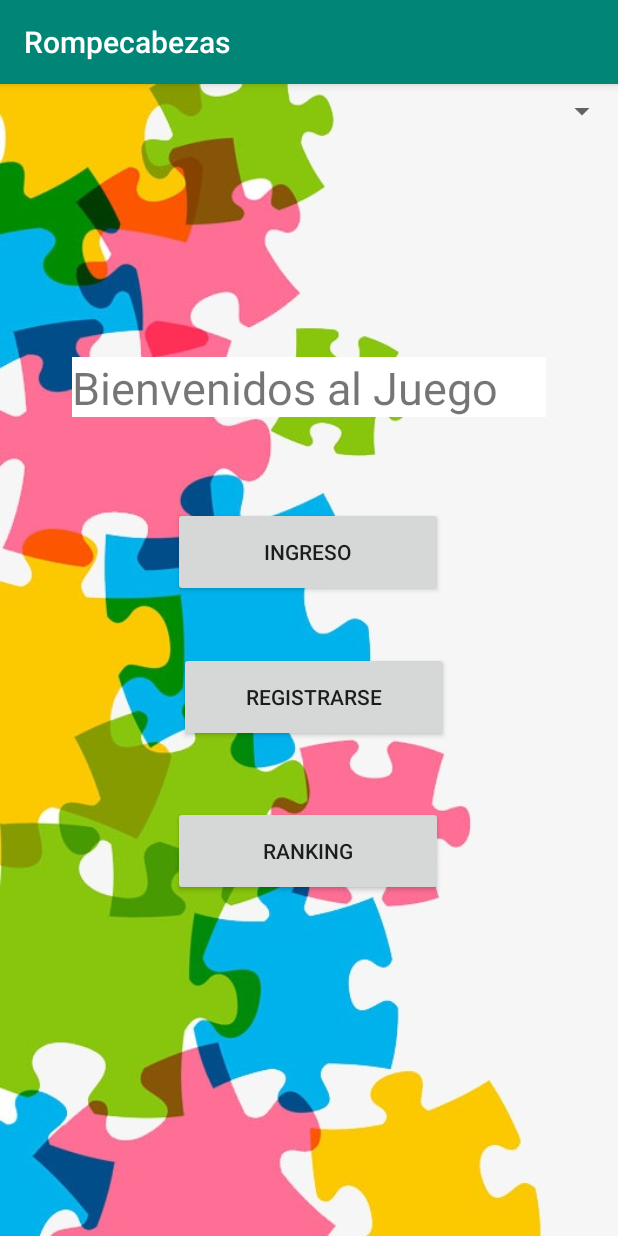
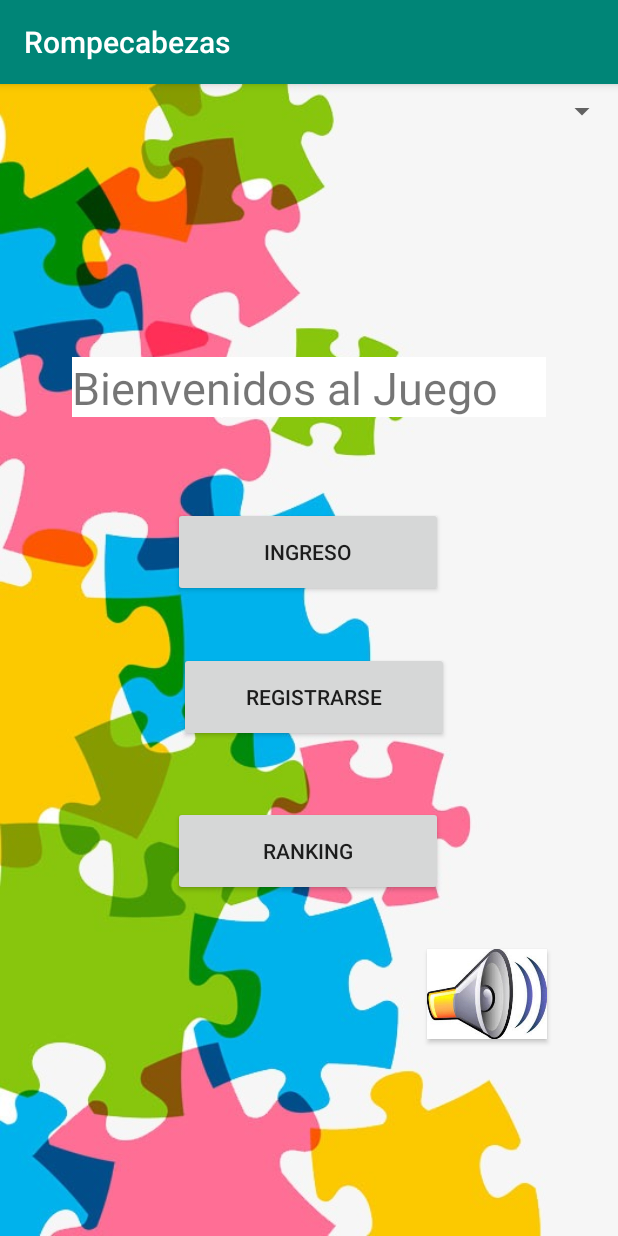
Before and after one commit to lorenopemac/Rompecabezas, an Android app: the screen it shows after launch (MainActivity), on a phone screen of 412 x 824 dp. Run offline under Robolectric (Android 15) with nearby library versions, the phone set to English and light mode, and no system bars.

Commit message:
Cambios nuevos

```diff
--- a/app/src/main/AndroidManifest.xml
+++ b/app/src/main/AndroidManifest.xml
@@ -15,6 +15,7 @@
         android:theme="@style/AppTheme">
         <activity android:name=".Menu"></activity>
         <activity android:name=".Juego" />
+        <activity android:name=".rankings"></activity>
         <activity
             android:name=".Login"
             android:label="Login"
--- a/app/src/main/java/labprog/rompecabezasandroid/Login.java
+++ b/app/src/main/java/labprog/rompecabezasandroid/Login.java
@@ -58,6 +58,7 @@ public class Login extends AppCompatActivity {
             db.close();
             Intent toys;
             toys = new Intent(Login.this , Menu.class);
+            toys.putExtra("nom",nombres);
             //toys.putExtra("tipo",1);
             startActivity(toys);
         }else{
--- a/app/src/main/java/labprog/rompecabezasandroid/MainActivity.java
+++ b/app/src/main/java/labprog/rompecabezasandroid/MainActivity.java
@@ -3,6 +3,7 @@ package labprog.rompecabezasandroid;
 import android.content.Intent;
 import android.content.res.Configuration;
 import android.content.res.Resources;
+import android.media.MediaPlayer;
 import android.support.v7.app.AppCompatActivity;
 import android.os.Bundle;
 import android.util.DisplayMetrics;
@@ -49,6 +50,9 @@ public class MainActivity extends AppCompatActivity {
     public Button but1;
     public Button but2;
     public Button but3;
+    public MediaPlayer sound;
+    public Button bts;
+
     public void init(){
         //BOTON PARA ACCEDER A LA BD
         but1 = (Button) findViewById(R.id.button1);
@@ -68,6 +72,38 @@ public class MainActivity extends AppCompatActivity {
                 startActivity(toys);
             }
         });
+
+        //BOTON DE RANKING
+        but3 = (Button) findViewById(R.id.button3);
+        but3.setOnClickListener(new  View.OnClickListener(){
+            public void onClick(View v) {
+                Intent toys;
+                toys = new Intent(MainActivity.this, rankings.class);
+                startActivity(toys);
+            }
+        });
+
+        //BOTON DE SONIDO
+        bts = (Button) findViewById(R.id.sonido);
+        sound = MediaPlayer.create(this, R.raw.juego_de_tronos);
+        sound.start();
+
+        bts.setOnClickListener(new View.OnClickListener() {
+            @Override
+            public void onClick(View view) {
+
+                if(sound.isPlaying()){
+                    sound.pause();
+                    bts.setBackgroundResource(R.drawable.sin_sonido2);
+                    Toast.makeText(MainActivity.this,"Pause",Toast.LENGTH_SHORT).show();
+                }
+                else{
+                    sound.start();
+                    bts.setBackgroundResource(R.drawable.sonido3);
+                    Toast.makeText(MainActivity.this,"Play",Toast.LENGTH_SHORT).show();
+                }
+            }
+        });
     }
 
     public void setLocale(String lenguaje) {
--- a/app/src/main/java/labprog/rompecabezasandroid/Menu.java
+++ b/app/src/main/java/labprog/rompecabezasandroid/Menu.java
@@ -17,7 +17,10 @@ public class Menu extends AppCompatActivity {
         butMario.setOnClickListener(new  View.OnClickListener(){
             public void onClick(View v){
                 Intent toys;
+                Bundle extras = getIntent().getExtras();
+                String username= extras.getString("nom");
                 toys = new Intent(Menu.this , Juego.class);
+                toys.putExtra("nom",username);
                 toys.putExtra("tipo","marioparte");
                 startActivity(toys);
             }
@@ -26,7 +29,10 @@ public class Menu extends AppCompatActivity {
         butPaloma.setOnClickListener(new  View.OnClickListener(){
             public void onClick(View v){
                 Intent toys;
+                Bundle extras = getIntent().getExtras();
+                String username= extras.getString("nom");
                 toys = new Intent(Menu.this , Juego.class);
+                toys.putExtra("nom",username);
                 toys.putExtra("tipo","paloma");
                 startActivity(toys);
             }
--- a/app/src/main/java/labprog/rompecabezasandroid/Registro.java
+++ b/app/src/main/java/labprog/rompecabezasandroid/Registro.java
@@ -51,9 +51,9 @@ public class Registro extends AppCompatActivity {
 
         ContentValues values= new ContentValues();
         //values.put(Utilidades.CAMPO_ID,"1");//campoId.getText().toString());
-        values.put(Utilidades.CAMPO_NOMBRE,nombre);
-        values.put(Utilidades.CAMPO_CONTRASEÑA,contrasenia);
-        values.put("puntos",0);
+        values.put(Utilidades.getCampoNombre(),nombre);
+        values.put(Utilidades.getCampoContraseña(),contrasenia);
+        /*values.put(Utilidades.getCampoPuntaje(),0);*/
 
         Long idResultante=db.insert("usuario",null, values);
         Toast.makeText(this,"Usuario Registrado Correctamente", Toast.LENGTH_SHORT).show();
--- a/app/src/main/res/layout/activity_main.xml
+++ b/app/src/main/res/layout/activity_main.xml
@@ -75,6 +75,23 @@
         app:layout_constraintTop_toBottomOf="@+id/button2"
         app:layout_constraintVertical_bias="0.137" />
 
+    <Button
+        android:id="@+id/sonido"
+        android:layout_width="80dp"
+        android:layout_height="60dp"
+        android:layout_marginStart="8dp"
+        android:layout_marginLeft="8dp"
+        android:layout_marginTop="8dp"
+        android:layout_marginEnd="8dp"
+        android:layout_marginRight="8dp"
+        android:layout_marginBottom="104dp"
+        android:background="@drawable/sonido3"
+        app:layout_constraintBottom_toBottomOf="parent"
+        app:layout_constraintEnd_toEndOf="parent"
+        app:layout_constraintHorizontal_bias="0.876"
+        app:layout_constraintStart_toStartOf="parent"
+        app:layout_constraintTop_toBottomOf="@+id/button3" />
+
     <Spinner
         android:id="@+id/spinner1"
         android:layout_width="match_parent"
```
Also changed, not shown: app/src/main/java/entidades/usuario.java (+10 -4 lines), app/src/main/java/labprog/rompecabezasandroid/Juego.java (+22 -3 lines), app/src/main/java/labprog/rompecabezasandroid/rankings.java (added, +77 -0 lines), app/src/main/java/utilidades/Utilidades.java (+34 -5 lines), app/src/main/res/layout/activity_ranking.xml (deleted, +0 -9 lines), app/src/main/res/layout/activity_rankings.xml (added, +33 -0 lines), app/src/main/res/layout/content_rankings.xml (added, +63 -0 lines), app/src/main/res/drawable/sin_sonido2.jpg (added), app/src/main/res/drawable/sonido.jpg (added), app/src/main/res/drawable/sonido2.jpg (added), app/src/main/res/drawable/sonido3.jpg (added), 1 other file.
